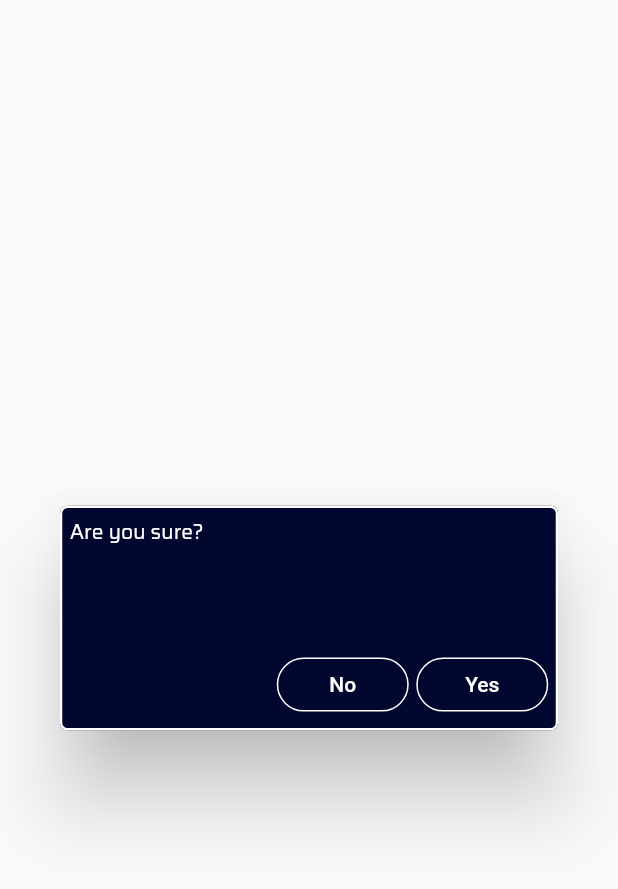
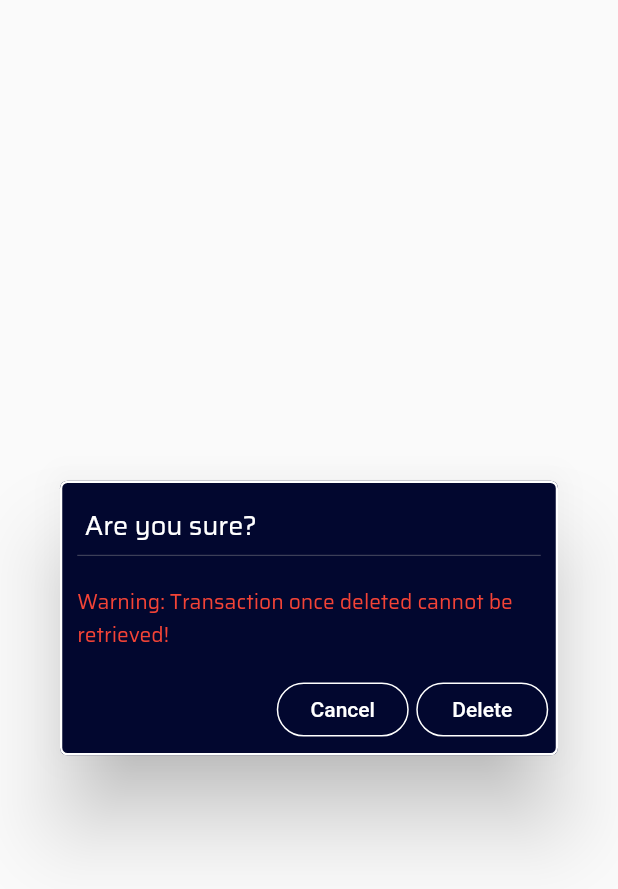
Before and after one commit to imujtaba8488/cmm, a Flutter app: the DeleteTransactionDialog widget shown alone on an empty page, opened directly, on a phone screen of 412 x 824 dp. Shown: the top 889 px of the screen. Run offline on Flutter 3.47's test engine with Material 2 defaults, Android fonts, the phone set to English and light mode, and no system bars.

Commit message:
Configured the delete transaction alert dialog. Also enabled a snackbar when the transaction is deleted

```diff
--- a/lib/src/components/confirm_delete_transaction_alert.dart
+++ b/lib/src/components/confirm_delete_transaction_alert.dart
@@ -9,7 +9,7 @@ class DeleteTransactionDialog extends StatelessWidget {
         borderRadius: BorderRadius.circular(5.0),
       ),
       child: Container(
-        height: MediaQuery.of(context).size.height / 5.5,
+        height: MediaQuery.of(context).size.height / 4.5,
         padding: EdgeInsets.all(5.0),
         decoration: BoxDecoration(
           border: Border.all(
@@ -22,7 +22,37 @@ class DeleteTransactionDialog extends StatelessWidget {
           crossAxisAlignment: CrossAxisAlignment.start,
           mainAxisAlignment: MainAxisAlignment.spaceBetween,
           children: <Widget>[
-            Text('Are you sure?'),
+            Container(
+              margin: const EdgeInsets.all(5.0),
+              padding: const EdgeInsets.all(5.0),
+              decoration: BoxDecoration(
+                border: Border(
+                  bottom: BorderSide(
+                    color: Colors.grey,
+                    width: 0.3,
+                  ),
+                ),
+              ),
+              child: Row(
+                children: <Widget>[
+                  Text(
+                    'Are you sure?',
+                    style: TextStyle(
+                      fontSize: 18,
+                    ),
+                  ),
+                ],
+              ),
+            ),
+            Padding(
+              padding: const EdgeInsets.all(5.0),
+              child: Text(
+                'Warning: Transaction once deleted cannot be retrieved!',
+                style: TextStyle(
+                  color: Colors.red[500],
+                ),
+              ),
+            ),
             Row(
               mainAxisAlignment: MainAxisAlignment.end,
               children: <Widget>[
@@ -36,7 +66,7 @@ class DeleteTransactionDialog extends StatelessWidget {
                   ),
                   borderSide: BorderSide(color: Colors.white),
                   child: Text(
-                    'No',
+                    'Cancel',
                     style: TextStyle(
                       color: Colors.white,
                     ),
@@ -53,7 +83,7 @@ class DeleteTransactionDialog extends StatelessWidget {
                   ),
                   borderSide: BorderSide(color: Colors.white),
                   child: Text(
-                    'Yes',
+                    'Delete',
                     style: TextStyle(
                       color: Colors.white,
                     ),
--- a/lib/src/components/transaction_list_item.dart
+++ b/lib/src/components/transaction_list_item.dart
@@ -6,38 +6,40 @@ import '../models/transaction.dart';
 import '../providers/app_provider.dart';
 import '../components/confirm_delete_transaction_alert.dart';
 
-class TransactionListItem extends StatefulWidget {
+class TransactionListItem extends StatelessWidget {
   final Transaction transaction;
   final bool showTitles;
+  final Function notifyTransactionDeleted;
 
   TransactionListItem({
     @required this.transaction,
     this.showTitles = true,
+    this.notifyTransactionDeleted,
   });
 
-  @override
-  _TransactionListItemState createState() => _TransactionListItemState();
-}
-
-class _TransactionListItemState extends State<TransactionListItem> {
   @override
   Widget build(BuildContext context) {
     return Consumer<AppProvider>(builder: (context, appProvider, child) {
       return Dismissible(
-        key: Key('${widget.transaction.id}'),
-        direction: DismissDirection.startToEnd,
+        key: Key('${transaction.id}'),
         confirmDismiss: (direction) {
           return showDialog(
             context: context,
             builder: (context) => DeleteTransactionDialog(),
           );
         },
-        onDismissed: (direction) =>
-            appProvider.deleteTransaction(widget.transaction),
+        onDismissed: (direction) {
+          appProvider.deleteTransaction(transaction);
+
+          if (notifyTransactionDeleted != null) {
+            notifyTransactionDeleted(transaction);
+          }
+        },
+
         child: InkWell(
           onTap: () => showDialog(
             context: context,
-            builder: (context) => TransactionDetailsDialog(widget.transaction),
+            builder: (context) => TransactionDetailsDialog(transaction),
           ),
           child: Container(
             height: MediaQuery.of(context).size.height / 12,
@@ -56,7 +58,7 @@ class _TransactionListItemState extends State<TransactionListItem> {
             ),
             child: Row(
               children: <Widget>[
-                widget.transaction.type == TransactionType.income
+                transaction.type == TransactionType.income
                     ? _indicator(
                         'Income',
                         context,
@@ -91,7 +93,7 @@ class _TransactionListItemState extends State<TransactionListItem> {
         crossAxisAlignment: CrossAxisAlignment.start,
         mainAxisAlignment: MainAxisAlignment.center,
         children: <Widget>[
-          widget.showTitles
+          showTitles
               ? Text(
                   'Amount',
                   style: TextStyle(
@@ -107,7 +109,7 @@ class _TransactionListItemState extends State<TransactionListItem> {
                 Text(
                   '${appProvider.currency}',
                   style: TextStyle(
-                    color: widget.transaction.type == TransactionType.income
+                    color: transaction.type == TransactionType.income
                         ? Colors.blue
                         : Colors.red,
                     fontSize: 9.0,
@@ -120,9 +122,9 @@ class _TransactionListItemState extends State<TransactionListItem> {
                       mainAxisAlignment: MainAxisAlignment.start,
                       children: <Widget>[
                         Text(
-                          '${widget.transaction.amount}',
+                          '${transaction.amount}',
                           style: TextStyle(
-                            color: widget.transaction.type ==
+                            color: transaction.type ==
                                     TransactionType.income
                                 ? Colors.blue
                                 : Colors.red,
@@ -147,7 +149,7 @@ class _TransactionListItemState extends State<TransactionListItem> {
         crossAxisAlignment: CrossAxisAlignment.start,
         mainAxisAlignment: MainAxisAlignment.center,
         children: <Widget>[
-          widget.showTitles
+          showTitles
               ? Text(
                   'Description',
                   style: TextStyle(
@@ -156,10 +158,10 @@ class _TransactionListItemState extends State<TransactionListItem> {
                   ),
                 )
               : Container(),
-          widget.showTitles
+          showTitles
               ? Expanded(
                   child: Text(
-                    '${widget.transaction.description}',
+                    '${transaction.description}',
                     style: TextStyle(
                       color: Colors.blueGrey,
                       fontSize: 12,
@@ -167,7 +169,7 @@ class _TransactionListItemState extends State<TransactionListItem> {
                   ),
                 )
               : Text(
-                  '${widget.transaction.description}',
+                  '${transaction.description}',
                   style: TextStyle(
                     color: Colors.blueGrey,
                     fontSize: 12,
--- a/lib/src/components/transactions_list.dart
+++ b/lib/src/components/transactions_list.dart
@@ -6,6 +6,7 @@ import '../components/transaction_list_item.dart';
 import '../providers/app_provider.dart';
 import '../util/util';
 import '../components/add_transaction_prompt.dart';
+import '../models/transaction.dart';
 
 class Transactionslist extends StatefulWidget {
   @override
@@ -56,9 +57,23 @@ class _TransactionslistState extends State<Transactionslist> {
         )
             ? TransactionListItem(
                 transaction: appProvider.account.sortedTransactions[index],
+                notifyTransactionDeleted: _onItemDeleted,
               )
             : Container();
       },
     );
   }
+
+  void _onItemDeleted(Transaction transaction) {
+    AppProvider appProvider = Provider.of<AppProvider>(context, listen: false);
+
+    Scaffold.of(context).showSnackBar(
+      SnackBar(
+        content: Text(
+          '${transaction.type == TransactionType.income ? 'Income' : 'Expense'} transaction of amount ${appProvider.currency} ${transaction.amount} deleted',
+        ),
+        duration: Duration(milliseconds: 1500),
+      ),
+    );
+  }
 }
```
Also changed, not shown: lib/src/pages/all_transactions_page.dart (+18 -0 lines).
